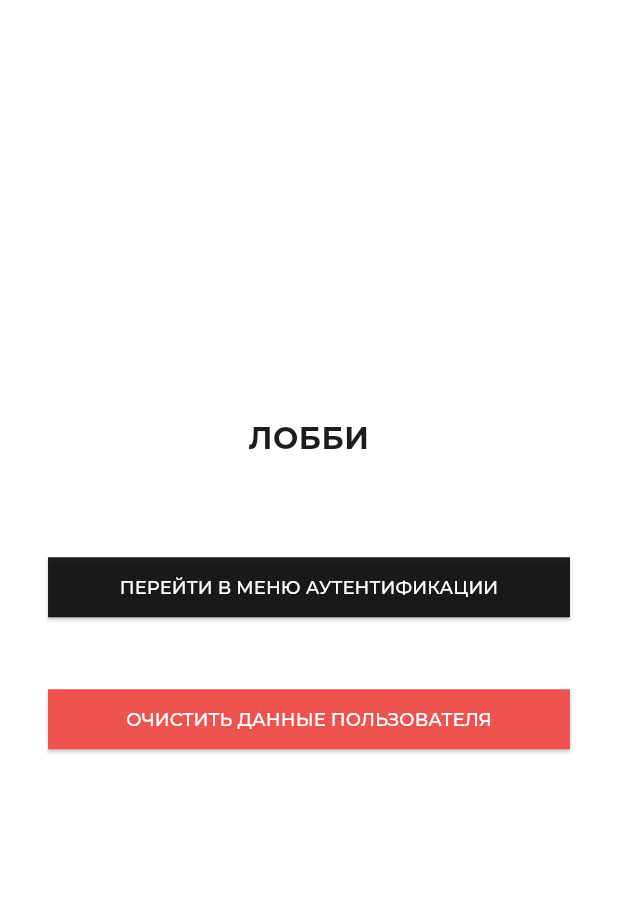
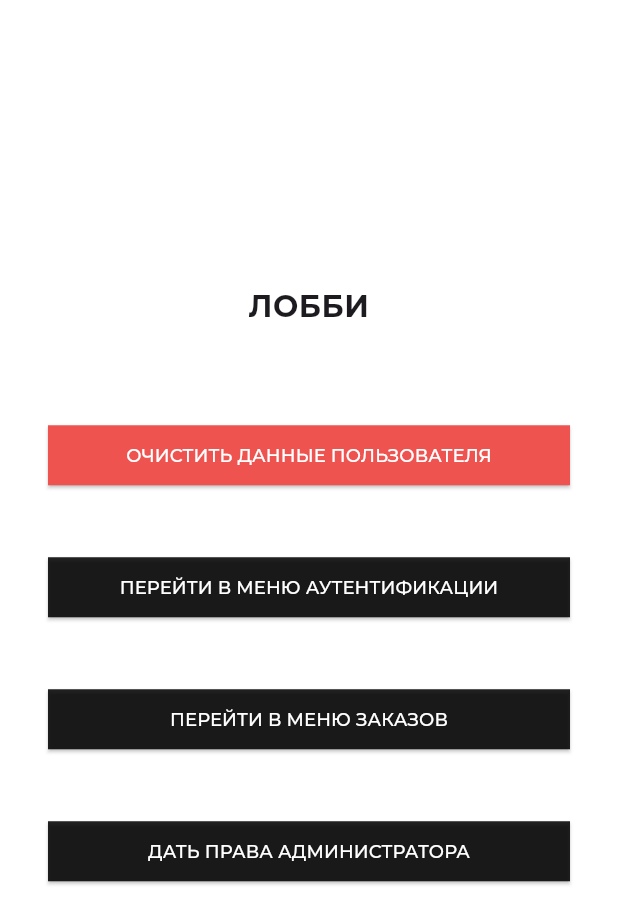
Before and after one commit to shufladka/CSaN-WHManagement, a Flutter app: the LobbyPage screen opened by its route, on a phone screen of 412 x 824 dp. Shown: the top 924 px of the screen. Run offline on Flutter 3.47's test engine with Material 3 defaults, Android fonts, the phone set to English and light mode, and no system bars; our stand-ins replace cloud_firestore, firebase_auth, firebase_core, google_fonts, shared_preferences; accounts and stored records are empty.

```diff
--- a/lib/main.dart
+++ b/lib/main.dart
@@ -27,7 +27,7 @@ class MyApp extends StatelessWidget {
       theme: ThemeData(
         primarySwatch: Colors.blue,
       ),
-      initialRoute: 'test',
+      initialRoute: '/',
       onGenerateRoute: (settings) {
         return MaterialPageRoute(
           builder: (context) {
--- a/lib/pages/home/lobby_page.dart
+++ b/lib/pages/home/lobby_page.dart
@@ -94,8 +94,11 @@ class _LobbyPageState extends State<LobbyPage> {
       crossAxisAlignment: CrossAxisAlignment.start,
       children: [
         buildTitle(context),
+        buildClearUserDataButton(context),
         buildSubmitButton(context),
-        buildClearUserDataButton(context),
+        buildTestButton(context),
+        //getNewNameToCurrentUserButton(context),
+        getDisplayCurrentUserNameButton(context),
       ],
     );
   }
@@ -159,4 +162,54 @@ class _LobbyPageState extends State<LobbyPage> {
       },
     );
   }
+
+  Widget buildTestButton(BuildContext context) {
+    return BuildButtonWidget(
+      buttonText: 'ПЕРЕЙТИ В МЕНЮ ЗАКАЗОВ',
+      onPressed: () {
+        Navigator.pushReplacementNamed(context, "test");
+      },
+    );
+  }
+
+  Widget getDisplayCurrentUserNameButton(BuildContext context) {
+    return BuildButtonWidget(
+      buttonText: 'ДАТЬ ПРАВА АДМИНИСТРАТОРА',
+      onPressed: () {
+        //Navigator.pushReplacementNamed(context, "test");
+        print(FirebaseAuth.instance.currentUser!.displayName);
+      },
+    );
+  }
+
+  /*
+  Widget getNewNameToCurrentUserButton(BuildContext context) {
+    return BuildButtonWidget(
+      buttonText: 'ДАТЬ ПРАВА АДМИНИСТРАТОРА',
+      onPressed: () {
+        //Navigator.pushReplacementNamed(context, "test");
+        setDisplayName('administrator');
+      },
+    );
+  }
+
+  void setDisplayName(String displayName) async {
+    try {
+      // Получаем текущего пользователя
+      User? user = FirebaseAuth.instance.currentUser;
+
+      // Обновляем профиль пользователя с новым displayName
+      await user?.updateProfile(displayName: displayName);
+
+      // Обновляем информацию о пользователе в Firestore или другом месте, где хранятся данные пользователя
+
+      // Печатаем успешное сообщение
+      print('displayName успешно обновлен: $displayName');
+    } catch (e) {
+      // Обработка ошибок при установке displayName
+      print('Ошибка при обновлении displayName: $e');
+    }
+  }
+
+   */
 }
--- a/lib/service/auth/firebase_auth_service.dart
+++ b/lib/service/auth/firebase_auth_service.dart
@@ -30,6 +30,9 @@ class FirebaseAuthService {
           backgroundColor: Colors.green,
         ),
       );
+
+      // по умолчанию каждый новый пользователь имеет права user'a
+      credential.user?.updateDisplayName('user');
 
       return credential.user;
 
```
Also changed, not shown: lib/pages/auth/pass_reset_page.dart (+10 -0 lines), lib/pages/home/test_page.dart (+80 -3 lines).
